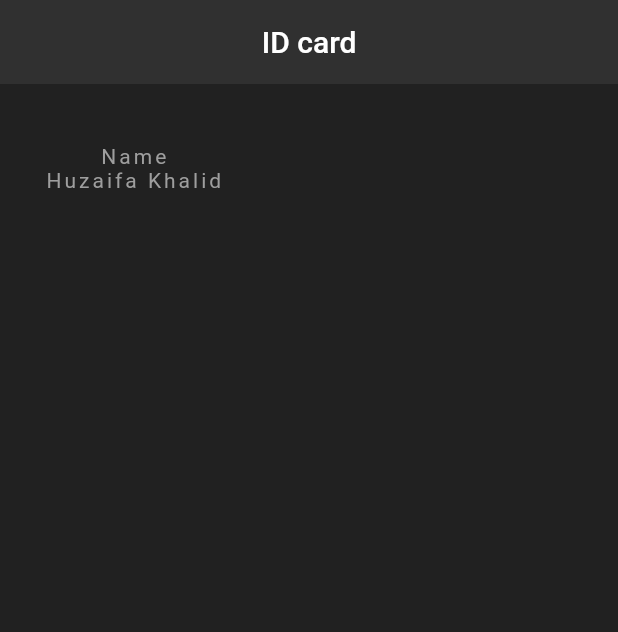
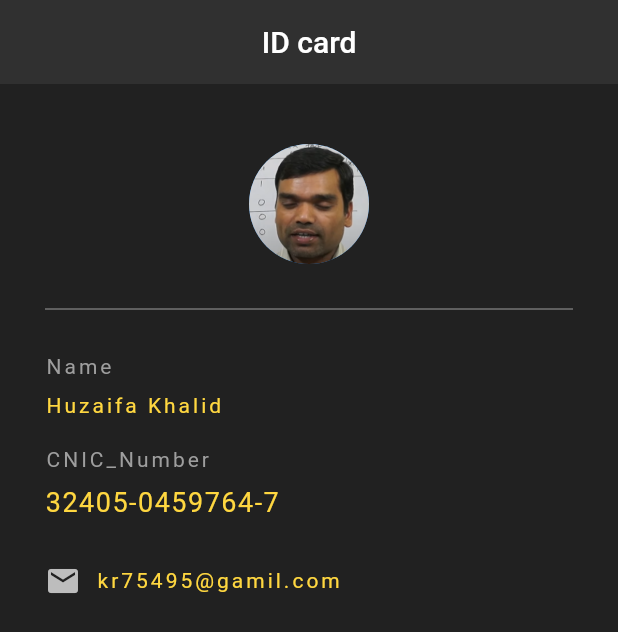
Before and after one commit to huzaifa215/FLutter_location_time_app, a Flutter app: the screen it shows after launch, on a phone screen of 412 x 824 dp. Shown: the top 632 px of the screen. Run offline on Flutter 3.47's test engine with Material 2 defaults, Android fonts, the phone set to English and light mode, and no system bars; our stand-ins replace splashscreen.

Commit message:
ID Card Display

```diff
--- a/world_time/lib/main.dart
+++ b/world_time/lib/main.dart
@@ -1,5 +1,6 @@
 import 'dart:ui';
 
+import 'package:flutter/cupertino.dart';
 import 'package:flutter/material.dart';
 import 'package:splashscreen/splashscreen.dart';
 
@@ -12,6 +13,8 @@ void main() {
 
   // Run the code automatically the stless wedgit is used
   class Home extends StatelessWidget {
+  get icon => null;
+
     @override
     Widget build(BuildContext context) {
       return Scaffold( // to divide the screen into portion
@@ -28,17 +31,69 @@ void main() {
             Padding(
               padding: EdgeInsets.fromLTRB(30.0, 40.0, 30.0, 0.0),
               child:Column(
+
+                crossAxisAlignment: CrossAxisAlignment.start,
                 children: <Widget>[
+                  Center(
+                  child:CircleAvatar(
+                    backgroundImage: AssetImage('assets/Screenshot (86).png'),
+                    radius: 40.0,
+                  ),
+                  ),
+                  Divider(
+                    height:60.0,
+                        color:Colors.grey,
+                  ),
+                  //SizedBox(height: 200.0),
+
                   Text('Name',
                   style: TextStyle(
                     letterSpacing: 2.0,
                     color: Colors.grey,
-                  ),),
+                  ),
+                  ),
+                  SizedBox(height: 10.0),
                   Text('Huzaifa Khalid',
                     style: TextStyle(
                       letterSpacing: 2.0,
+                      color: Colors.amberAccent[200],
+                    ),
+                  ),
+                  SizedBox(height: 10.0),
+                  SizedBox(height: 10.0),
+                  Text('CNIC_Number',
+                    style: TextStyle(
+                      letterSpacing: 2.0,
                       color: Colors.grey,
-                    ),)
+                    ),
+                  ),
+                  SizedBox(height: 10.0),
+                  Text('32405-0459764-7',
+                    style: TextStyle(
+                       color:Colors.amberAccent[200],
+                      fontSize: 18.0,
+                      letterSpacing: 1.0,
+
+                      ),
+                    ),
+
+                  SizedBox(height: 30.0),
+                  Row(
+                    children: <Widget>[
+                      Icon(
+                        Icons.mail,
+                        color:Colors.grey[400],
+                  ),
+                      SizedBox(width: 10.0),
+                      Text(
+                        'kr75495@gamil.com',
+                        style: TextStyle(
+                          letterSpacing: 2.0,
+                            color:Colors.amberAccent[200],
+                        ),
+                      ),
+    ]
+                  )
                 ],
               )
             )
```
Also changed, not shown: world_time/assets/Screenshot (86).png (added), world_time/assets/icon.jpg (added).
